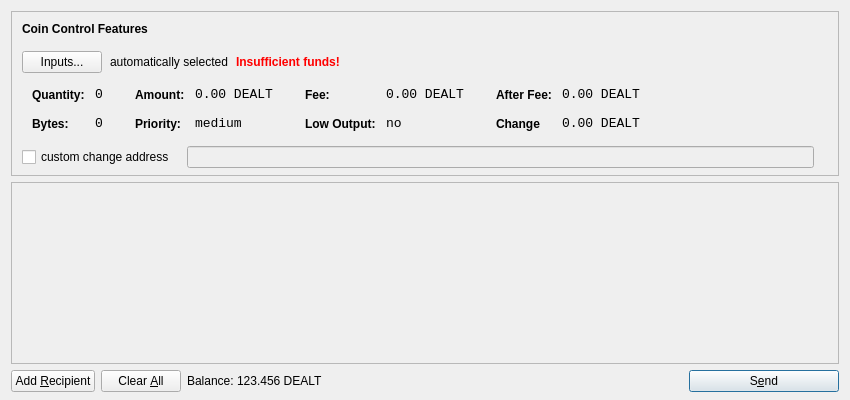
The window that src/qt/forms/sendcoinsdialog.ui (IDealCash-Community-Project/IdealGold-DEALT) describes before a commit, drawn with Qt 5.
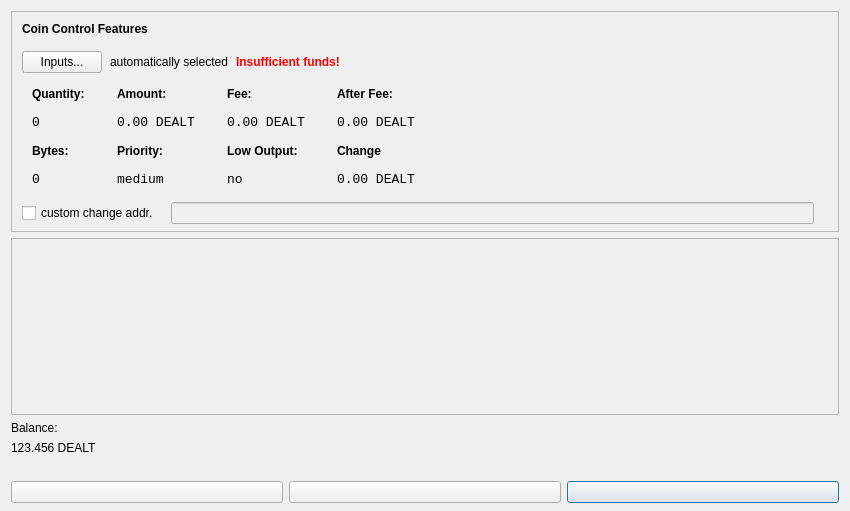
The same window after the commit. Icons and pictures are not drawn.

Patch:
```diff
--- a/src/qt/forms/sendcoinsdialog.ui
+++ b/src/qt/forms/sendcoinsdialog.ui
@@ -7,13 +7,13 @@
     <x>0</x>
     <y>0</y>
     <width>850</width>
-    <height>400</height>
+    <height>511</height>
    </rect>
   </property>
   <property name="windowTitle">
    <string>Send Coins</string>
   </property>
-  <layout class="QVBoxLayout" name="verticalLayout" stretch="0,1,0">
+  <layout class="QVBoxLayout" name="verticalLayout" stretch="0,0,0,0,0,0">
    <property name="bottomMargin">
     <number>8</number>
    </property>
@@ -39,7 +39,7 @@
      </property>
      <layout class="QVBoxLayout" name="verticalLayoutCoinControl2">
       <property name="spacing">
-       <number>-1</number>
+       <number>6</number>
       </property>
       <property name="leftMargin">
        <number>0</number>
@@ -217,32 +217,7 @@
                  </property>
                 </widget>
                </item>
-               <item row="0" column="1">
-                <widget class="QLabel" name="labelCoinControlQuantity">
-                 <property name="font">
-                  <font>
-                   <family>Monospace</family>
-                   <pointsize>10</pointsize>
-                  </font>
-                 </property>
-                 <property name="cursor">
-                  <cursorShape>IBeamCursor</cursorShape>
-                 </property>
-                 <property name="contextMenuPolicy">
-                  <enum>Qt::ActionsContextMenu</enum>
-                 </property>
-                 <property name="text">
-                  <string>0</string>
-                 </property>
-                 <property name="margin">
-                  <number>0</number>
-                 </property>
-                 <property name="textInteractionFlags">
-                  <set>Qt::LinksAccessibleByMouse|Qt::TextSelectableByKeyboard|Qt::TextSelectableByMouse</set>
-                 </property>
-                </widget>
-               </item>
-               <item row="1" column="0">
+               <item row="2" column="0">
                 <widget class="QLabel" name="labelCoinControlBytesText">
                  <property name="styleSheet">
                   <string notr="true">font-weight:bold;</string>
@@ -252,7 +227,32 @@
                  </property>
                 </widget>
                </item>
-               <item row="1" column="1">
+               <item row="1" column="0">
+                <widget class="QLabel" name="labelCoinControlQuantity">
+                 <property name="font">
+                  <font>
+                   <family>Monospace</family>
+                   <pointsize>10</pointsize>
+                  </font>
+                 </property>
+                 <property name="cursor">
+                  <cursorShape>IBeamCursor</cursorShape>
+                 </property>
+                 <property name="contextMenuPolicy">
+                  <enum>Qt::ActionsContextMenu</enum>
+                 </property>
+                 <property name="text">
+                  <string>0</string>
+                 </property>
+                 <property name="margin">
+                  <number>0</number>
+                 </property>
+                 <property name="textInteractionFlags">
+                  <set>Qt::LinksAccessibleByMouse|Qt::TextSelectableByKeyboard|Qt::TextSelectableByMouse</set>
+                 </property>
+                </widget>
+               </item>
+               <item row="3" column="0">
                 <widget class="QLabel" name="labelCoinControlBytes">
                  <property name="font">
                   <font>
@@ -306,29 +306,7 @@
                  </property>
                 </widget>
                </item>
-               <item row="0" column="1">
-                <widget class="QLabel" name="labelCoinControlAmount">
-                 <property name="font">
-                  <font>
-                   <family>Monospace</family>
-                   <pointsize>10</pointsize>
-                  </font>
-                 </property>
-                 <property name="cursor">
-                  <cursorShape>IBeamCursor</cursorShape>
-                 </property>
-                 <property name="contextMenuPolicy">
-                  <enum>Qt::ActionsContextMenu</enum>
-                 </property>
-                 <property name="text">
-                  <string>0.00 DEALT</string>
-                 </property>
-                 <property name="textInteractionFlags">
-                  <set>Qt::LinksAccessibleByMouse|Qt::TextSelectableByKeyboard|Qt::TextSelectableByMouse</set>
-                 </property>
-                </widget>
-               </item>
-               <item row="1" column="0">
+               <item row="2" column="0">
                 <widget class="QLabel" name="labelCoinControlPriorityText">
                  <property name="styleSheet">
                   <string notr="true">font-weight:bold;</string>
@@ -338,7 +316,29 @@
                  </property>
                 </widget>
                </item>
-               <item row="1" column="1">
+               <item row="1" column="0">
+                <widget class="QLabel" name="labelCoinControlAmount">
+                 <property name="font">
+                  <font>
+                   <family>Monospace</family>
+                   <pointsize>10</pointsize>
+                  </font>
+                 </property>
+                 <property name="cursor">
+                  <cursorShape>IBeamCursor</cursorShape>
+                 </property>
+                 <property name="contextMenuPolicy">
+                  <enum>Qt::ActionsContextMenu</enum>
+                 </property>
+                 <property name="text">
+                  <string>0.00 DEALT</string>
+                 </property>
+                 <property name="textInteractionFlags">
+                  <set>Qt::LinksAccessibleByMouse|Qt::TextSelectableByKeyboard|Qt::TextSelectableByMouse</set>
+                 </property>
+                </widget>
+               </item>
+               <item row="3" column="0">
                 <widget class="QLabel" name="labelCoinControlPriority">
                  <property name="font">
                   <font>
@@ -392,29 +392,7 @@
                  </property>
                 </widget>
                </item>
-               <item row="0" column="1">
-                <widget class="QLabel" name="labelCoinControlFee">
-                 <property name="font">
-                  <font>
-                   <family>Monospace</family>
-                   <pointsize>10</pointsize>
-                  </font>
-                 </property>
-                 <property name="cursor">
-                  <cursorShape>IBeamCursor</cursorShape>
-                 </property>
-                 <property name="contextMenuPolicy">
-                  <enum>Qt::ActionsContextMenu</enum>
-                 </property>
-                 <property name="text">
-                  <string>0.00 DEALT</string>
-                 </property>
-                 <property name="textInteractionFlags">
-                  <set>Qt::LinksAccessibleByMouse|Qt::TextSelectableByKeyboard|Qt::TextSelectableByMouse</set>
-                 </property>
-                </widget>
-               </item>
-               <item row="1" column="0">
+               <item row="2" column="0">
                 <widget class="QLabel" name="labelCoinControlLowOutputText">
                  <property name="styleSheet">
                   <string notr="true">font-weight:bold;</string>
@@ -424,7 +402,29 @@
                  </property>
                 </widget>
                </item>
-               <item row="1" column="1">
+               <item row="1" column="0">
+                <widget class="QLabel" name="labelCoinControlFee">
+                 <property name="font">
+                  <font>
+                   <family>Monospace</family>
+                   <pointsize>10</pointsize>
+                  </font>
+                 </property>
+                 <property name="cursor">
+                  <cursorShape>IBeamCursor</cursorShape>
+                 </property>
+                 <property name="contextMenuPolicy">
+                  <enum>Qt::ActionsContextMenu</enum>
+                 </property>
+                 <property name="text">
+                  <string>0.00 DEALT</string>
+                 </property>
+                 <property name="textInteractionFlags">
+                  <set>Qt::LinksAccessibleByMouse|Qt::TextSelectableByKeyboard|Qt::TextSelectableByMouse</set>
+                 </property>
+                </widget>
+               </item>
+               <item row="3" column="0">
                 <widget class="QLabel" name="labelCoinControlLowOutput">
                  <property name="font">
                   <font>
@@ -478,7 +478,7 @@
                  </property>
                 </widget>
                </item>
-               <item row="0" column="1">
+               <item row="1" column="0">
                 <widget class="QLabel" name="labelCoinControlAfterFee">
                  <property name="font">
                   <font>
@@ -500,7 +500,7 @@
                  </property>
                 </widget>
                </item>
-               <item row="1" column="0">
+               <item row="2" column="0">
                 <widget class="QLabel" name="labelCoinControlChangeText">
                  <property name="styleSheet">
                   <string notr="true">font-weight:bold;</string>
@@ -510,7 +510,7 @@
                  </property>
                 </widget>
                </item>
-               <item row="1" column="1">
+               <item row="3" column="0">
                 <widget class="QLabel" name="labelCoinControlChange">
                  <property name="font">
                   <font>
@@ -555,8 +555,13 @@
           </property>
           <item>
            <widget class="QCheckBox" name="checkBoxCoinControlChange">
+            <property name="font">
+             <font>
+              <pointsize>9</pointsize>
+             </font>
+            </property>
             <property name="text">
-             <string>custom change address</string>
+             <string>custom change addr.</string>
             </property>
            </widget>
           </item>
@@ -626,7 +631,7 @@
         <x>0</x>
         <y>0</y>
         <width>830</width>
-        <height>165</height>
+        <height>136</height>
        </rect>
       </property>
       <layout class="QVBoxLayout" name="verticalLayout_2">
@@ -657,6 +662,54 @@
      </widget>
     </widget>
    </item>
+   <item>
+    <widget class="QLabel" name="label">
+     <property name="sizePolicy">
+      <sizepolicy hsizetype="Preferred" vsizetype="Fixed">
+       <horstretch>0</horstretch>
+       <verstretch>0</verstretch>
+      </sizepolicy>
+     </property>
+     <property name="text">
+      <string>Balance:</string>
+     </property>
+    </widget>
+   </item>
+   <item>
+    <widget class="QLabel" name="labelBalance">
+     <property name="sizePolicy">
+      <sizepolicy hsizetype="Preferred" vsizetype="Fixed">
+       <horstretch>0</horstretch>
+       <verstretch>0</verstretch>
+      </sizepolicy>
+     </property>
+     <property name="cursor">
+      <cursorShape>IBeamCursor</cursorShape>
+     </property>
+     <property name="text">
+      <string>123.456 DEALT</string>
+     </property>
+     <property name="textInteractionFlags">
+      <set>Qt::LinksAccessibleByMouse|Qt::TextSelectableByKeyboard|Qt::TextSelectableByMouse</set>
+     </property>
+    </widget>
+   </item>
+   <item>
+    <spacer name="horizontalSpacer">
+     <property name="orientation">
+      <enum>Qt::Horizontal</enum>
+     </property>
+     <property name="sizeType">
+      <enum>QSizePolicy::MinimumExpanding</enum>
+     </property>
+     <property name="sizeHint" stdset="0">
+      <size>
+       <width>40</width>
+       <height>20</height>
+      </size>
+     </property>
+    </spacer>
+   </item>
    <item>
     <layout class="QHBoxLayout" name="horizontalLayout">
      <item>
@@ -665,7 +718,7 @@
         <string>Send to multiple recipients at once</string>
        </property>
        <property name="text">
-        <string>Add &amp;Recipient</string>
+        <string/>
        </property>
        <property name="icon">
         <iconset resource="../bitcoin.qrc">
@@ -688,7 +741,7 @@
         <string>Remove all transaction fields</string>
        </property>
        <property name="text">
-        <string>Clear &amp;All</string>
+        <string/>
        </property>
        <property name="icon">
         <iconset resource="../bitcoin.qrc">
@@ -702,58 +755,6 @@
        </property>
       </widget>
      </item>
-     <item>
-      <layout class="QHBoxLayout" name="horizontalLayout_2">
-       <property name="spacing">
-        <number>3</number>
-       </property>
-       <item>
-        <widget class="QLabel" name="label">
-         <property name="sizePolicy">
-          <sizepolicy hsizetype="Preferred" vsizetype="Fixed">
-           <horstretch>0</horstretch>
-           <verstretch>0</verstretch>
-          </sizepolicy>
-         </property>
-         <property name="text">
-          <string>Balance:</string>
-         </property>
-        </widget>
-       </item>
-       <item>
-        <widget class="QLabel" name="labelBalance">
-         <property name="sizePolicy">
-          <sizepolicy hsizetype="Preferred" vsizetype="Fixed">
-           <horstretch>0</horstretch>
-           <verstretch>0</verstretch>
-          </sizepolicy>
-         </property>
-         <property name="cursor">
-          <cursorShape>IBeamCursor</cursorShape>
-         </property>
-         <property name="text">
-          <string>123.456 DEALT</string>
-         </property>
-         <property name="textInteractionFlags">
-          <set>Qt::LinksAccessibleByMouse|Qt::TextSelectableByKeyboard|Qt::TextSelectableByMouse</set>
-         </property>
-        </widget>
-       </item>
-      </layout>
-     </item>
-     <item>
-      <spacer name="horizontalSpacer">
-       <property name="orientation">
-        <enum>Qt::Horizontal</enum>
-       </property>
-       <property name="sizeHint" stdset="0">
-        <size>
-         <width>40</width>
-         <height>20</height>
-        </size>
-       </property>
-      </spacer>
-     </item>
      <item>
       <widget class="QPushButton" name="sendButton">
        <property name="minimumSize">
@@ -766,7 +767,7 @@
         <string>Confirm the send action</string>
        </property>
        <property name="text">
-        <string>S&amp;end</string>
+        <string/>
        </property>
        <property name="icon">
         <iconset resource="../bitcoin.qrc">
```
Left out of the diff: 23 changed lines with no effect on the pictures.
